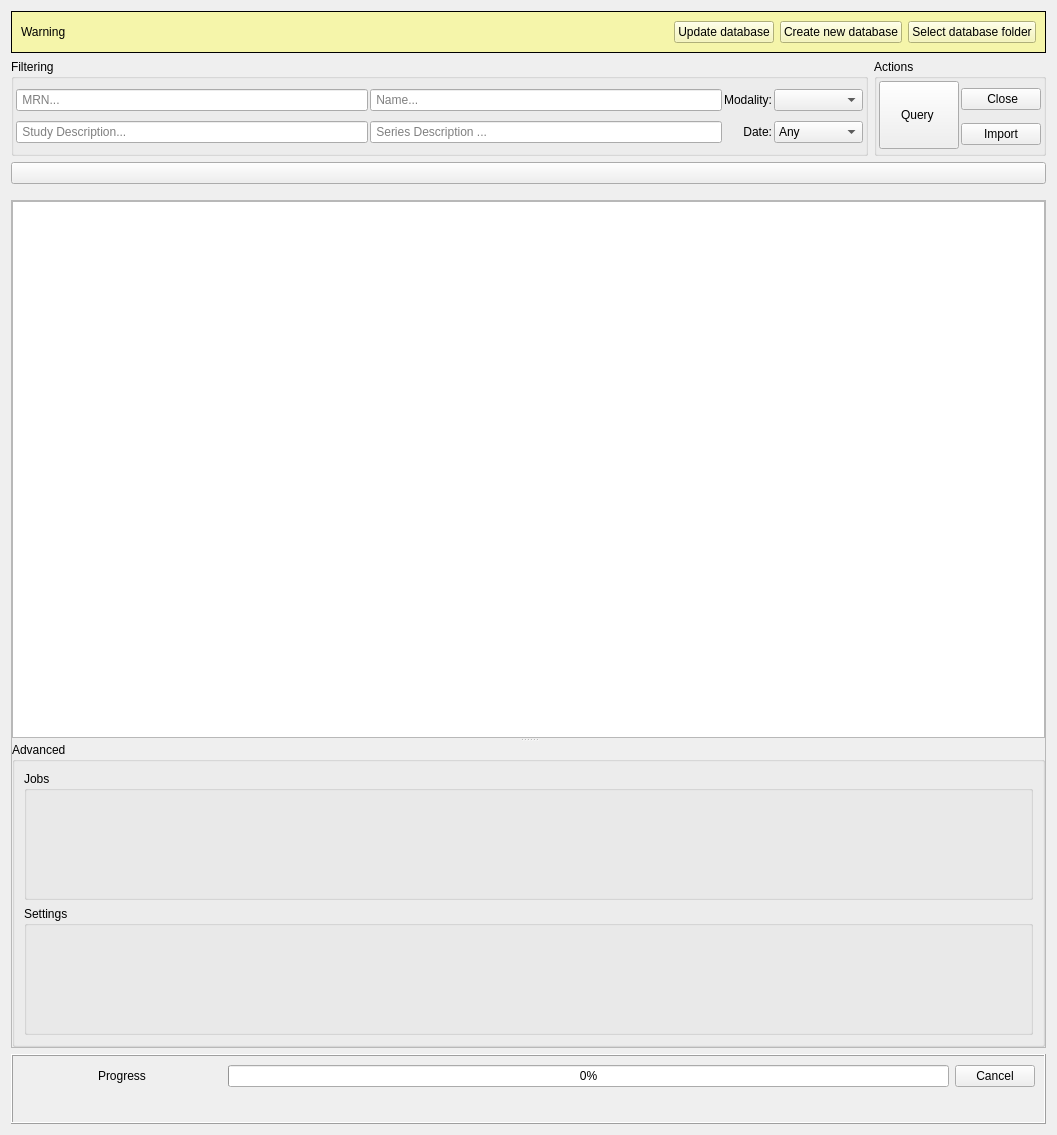
Old version of the form Libs/DICOM/Widgets/Resources/UI/ctkDICOMVisualBrowserWidget.ui in the repository commontk/CTK.
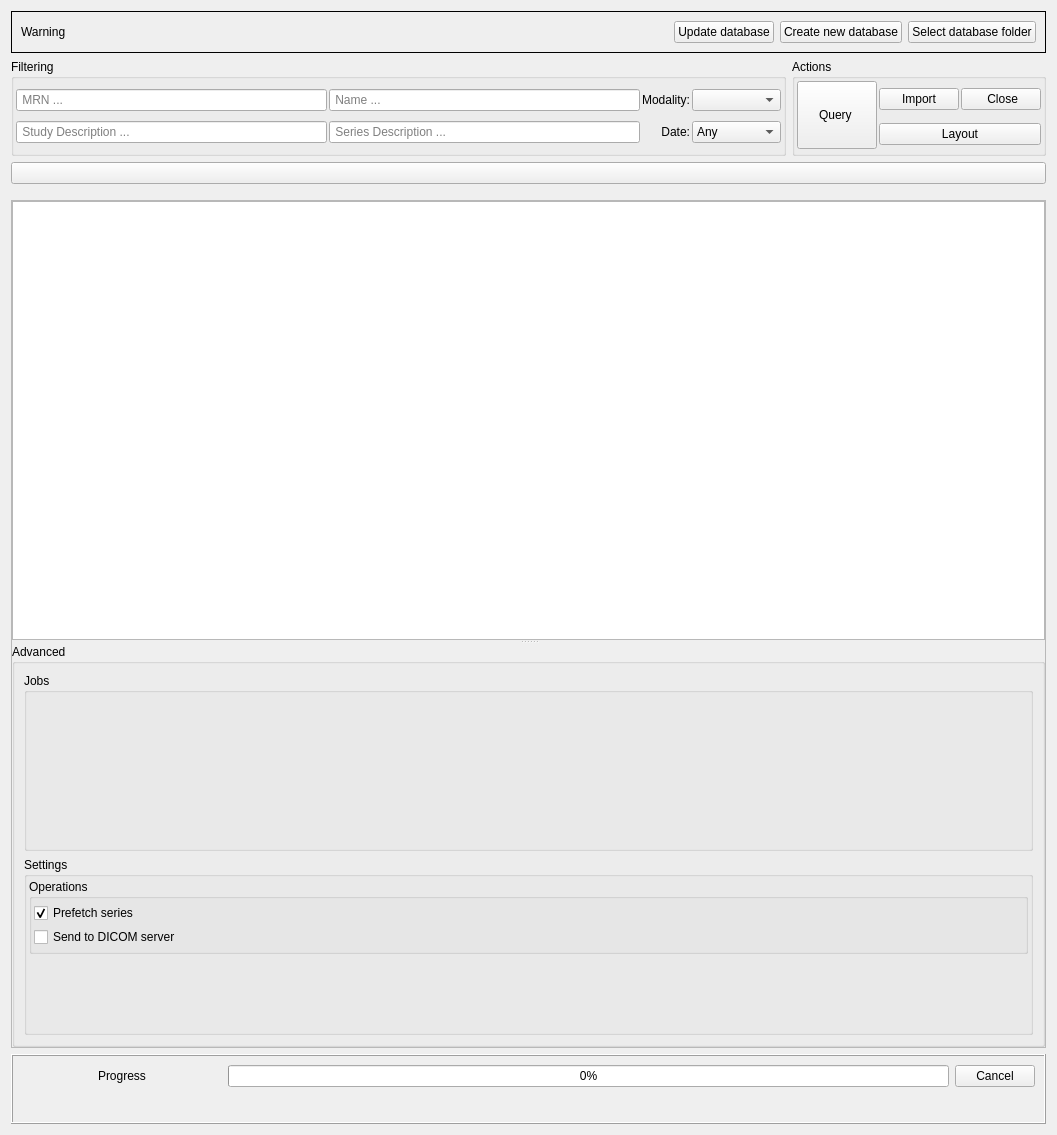
New version of the form. Icons and pictures are not drawn. Custom widgets are drawn as their Qt base class.

Commit message: ENH: Visual DICOM browser scheduling, reliable load, performance and dark mode

Diff of the .ui file:
```diff
--- a/Libs/DICOM/Widgets/Resources/UI/ctkDICOMVisualBrowserWidget.ui
+++ b/Libs/DICOM/Widgets/Resources/UI/ctkDICOMVisualBrowserWidget.ui
@@ -35,9 +35,6 @@
   <layout class="QVBoxLayout" name="verticalLayout">
    <item>
     <widget class="QFrame" name="DatabaseDirectoryProblemFrame">
-     <property name="styleSheet">
-      <string notr="true">color: rgb(0, 0, 0);background-color: rgb(245, 245, 170);</string>
-     </property>
      <property name="frameShape">
       <enum>QFrame::Box</enum>
      </property>
@@ -114,7 +111,7 @@
            <set>Qt::AlignLeading|Qt::AlignLeft|Qt::AlignVCenter</set>
           </property>
           <property name="placeholderText">
-           <string> MRN...</string>
+           <string> MRN ...</string>
           </property>
          </widget>
         </item>
@@ -127,7 +124,7 @@
            <set>Qt::AlignLeading|Qt::AlignLeft|Qt::AlignVCenter</set>
           </property>
           <property name="placeholderText">
-           <string> Name...</string>
+           <string> Name ...</string>
           </property>
          </widget>
         </item>
@@ -160,7 +157,7 @@
            <set>Qt::AlignLeading|Qt::AlignLeft|Qt::AlignVCenter</set>
           </property>
           <property name="placeholderText">
-           <string> Study Description...</string>
+           <string> Study Description ...</string>
           </property>
          </widget>
         </item>
@@ -321,29 +318,6 @@
          </widget>
         </item>
         <item row="0" column="1">
-         <widget class="ctkPushButton" name="ClosePushButton">
-          <property name="minimumSize">
-           <size>
-            <width>1</width>
-            <height>0</height>
-           </size>
-          </property>
-          <property name="text">
-           <string> Close</string>
-          </property>
-          <property name="icon">
-           <iconset resource="ctkDICOMWidget.qrc">
-            <normaloff>:/Icons/cancel.svg</normaloff>:/Icons/cancel.svg</iconset>
-          </property>
-          <property name="iconSize">
-           <size>
-            <width>24</width>
-            <height>24</height>
-           </size>
-          </property>
-         </widget>
-        </item>
-        <item row="1" column="1">
          <widget class="ctkPushButton" name="ImportPushButton">
           <property name="minimumSize">
            <size>
@@ -366,7 +340,56 @@
           </property>
          </widget>
         </item>
-        <item row="2" column="0" colspan="2">
+        <item row="0" column="2">
+         <widget class="ctkPushButton" name="ClosePushButton">
+          <property name="minimumSize">
+           <size>
+            <width>1</width>
+            <height>0</height>
+           </size>
+          </property>
+          <property name="text">
+           <string> Close</string>
+          </property>
+          <property name="icon">
+           <iconset resource="ctkDICOMWidget.qrc">
+            <normaloff>:/Icons/cancel.svg</normaloff>:/Icons/cancel.svg</iconset>
+          </property>
+          <property name="iconSize">
+           <size>
+            <width>24</width>
+            <height>24</height>
+           </size>
+          </property>
+         </widget>
+        </item>
+        <item row="1" column="1" colspan="2">
+         <widget class="ctkPushButton" name="LayoutPushButton">
+          <property name="minimumSize">
+           <size>
+            <width>1</width>
+            <height>0</height>
+           </size>
+          </property>
+          <property name="toolTip">
+           <string>Choose how the patient selector is laid out: automatically, as tabs, or as a list.</string>
+          </property>
+          <property name="text">
+           <string> Layout </string>
+          </property>
+          <property name="icon">
+           <iconset resource="ctkDICOMWidget.qrc">
+            <normaloff>:/Icons/tab.svg</normaloff>:/Icons/tab.svg</iconset>
+          </property>
+          <property name="iconSize">
+           <size>
+            <width>24</width>
+            <height>24</height>
+           </size>
+          </property>
+         </widget>
+        </item>
+        <item row="2" column="0" colspan="3">
          <widget class="ctkDynamicSpacer" name="ActionsDynamicSpacer"/>
         </item>
        </layout>
@@ -503,6 +526,56 @@
           <property name="bottomMargin">
            <number>2</number>
           </property>
+          <item>
+           <widget class="ctkCollapsibleGroupBox" name="OperationsCollapsibleGroupBox">
+            <property name="title">
+             <string>Operations</string>
+            </property>
+            <layout class="QVBoxLayout" name="verticalLayout_14">
+             <property name="spacing">
+              <number>2</number>
+             </property>
+             <property name="leftMargin">
+              <number>2</number>
+             </property>
+             <property name="topMargin">
+              <number>2</number>
+             </property>
+             <property name="rightMargin">
+              <number>2</number>
+             </property>
+             <property name="bottomMargin">
+              <number>2</number>
+             </property>
+             <item>
+              <widget class="QCheckBox" name="AutoRetrieveFullSeriesCheckBox">
+               <property name="toolTip">
+                <string>When checked, all the frames of a series are retrieved as soon as its thumbnail is shown. When unchecked, only the frame used for the thumbnail is retrieved, and the remaining frames are retrieved when the series is loaded.</string>
+               </property>
+               <property name="text">
+                <string>Prefetch series</string>
+               </property>
+               <property name="checked">
+                <bool>true</bool>
+               </property>
+              </widget>
+             </item>
+             <item>
+              <widget class="QCheckBox" name="SendActionVisibleCheckBox">
+               <property name="toolTip">
+                <string>When checked, the right click menu of patients, studies and series offers to send the selected data to a DICOM server.</string>
+               </property>
+               <property name="text">
+                <string>Send to DICOM server</string>
+               </property>
+               <property name="checked">
+                <bool>false</bool>
+               </property>
+              </widget>
+             </item>
+            </layout>
+           </widget>
+          </item>
           <item>
            <widget class="ctkDICOMServerNodeWidget2" name="ServerNodeWidget"/>
           </item>
```
Left out of the diff: 2 changed lines with no effect on the pictures. The commit also changes 142 other files.
